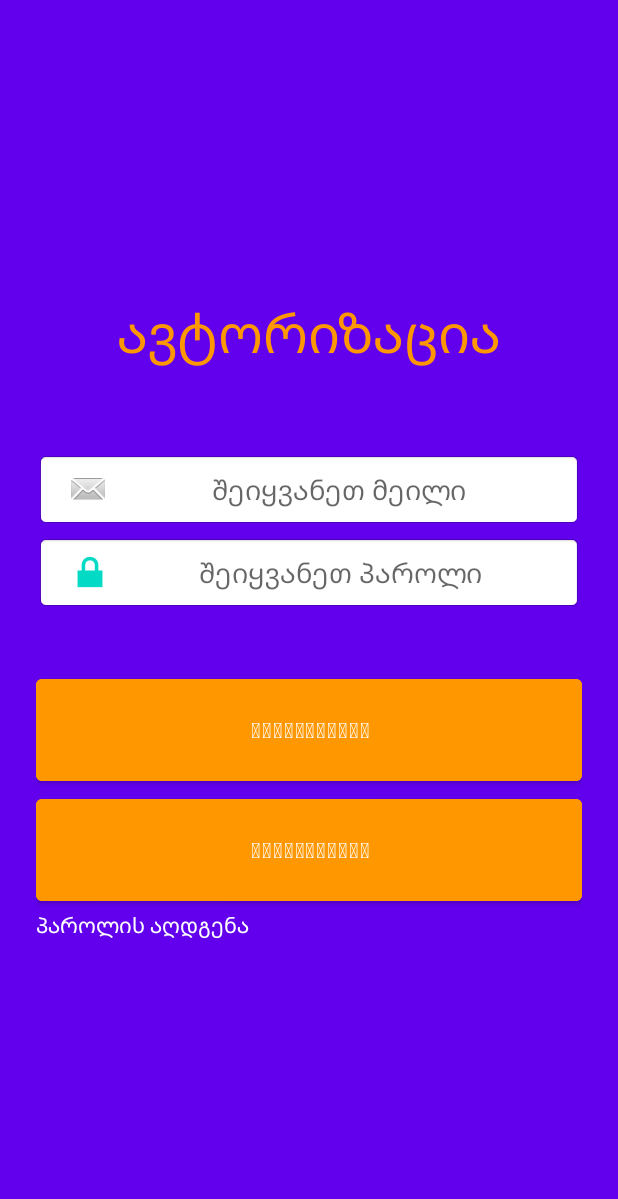
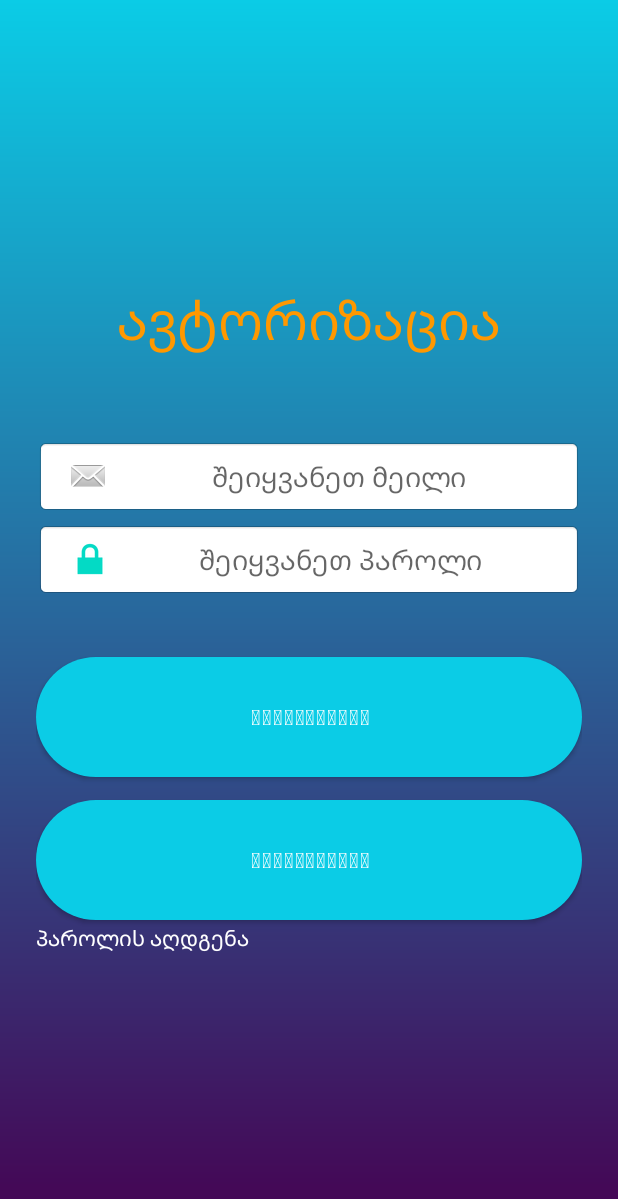
Before and after one commit to Tornike222/Finals, an Android app: the screen it shows after launch (LoginActivity), on a phone screen of 412 x 824 dp. Shown: the top 1199 px of the screen. Run offline under Robolectric (Android 15) with nearby library versions, the phone set to English and light mode, and no system bars; our stand-ins replace Firebase (no records; nobody signed in at launch, a user with empty details on screens opened directly), navigation-ui.

```diff
--- a/app/src/main/java/com/example/afinal/NavFragments/NewpostFragment.kt
+++ b/app/src/main/java/com/example/afinal/NavFragments/NewpostFragment.kt
@@ -59,11 +59,13 @@ class NewpostFragment : Fragment() {
                 if (it.exists()) {
                     val imageUrl = it.child("photoUrl").value
                     val postText = editTextNewPost.text.toString()
-                    if (postText.isNotEmpty()) {
+                    if (postText.isNotEmpty() && postText.length < 86) {
                         data.child(id.toString()).child("title").setValue(postText)
                         data.child(id.toString()).child("imageUrl").setValue(imageUrl.toString())
                         id += 1
                         Toast.makeText(activity, "პოსტი განთავსდა", Toast.LENGTH_LONG).show()
+                    }else{
+                        Toast.makeText(activity, "მაქსიმალური სიმბოლოების რაოდენობაა 85", Toast.LENGTH_LONG).show()
                     }
                 }
             }
--- /dev/null
+++ b/app/src/main/res/drawable/gradientbackground2.xml
@@ -0,0 +1,8 @@
+<?xml version="1.0" encoding="utf-8"?>
+<shape xmlns:android="http://schemas.android.com/apk/res/android">
+    <gradient android:angle="90"
+        android:startColor="#460151"
+        android:endColor="@color/endblue"
+        />
+
+</shape>
--- a/app/src/main/res/layout/fragment_login.xml
+++ b/app/src/main/res/layout/fragment_login.xml
@@ -4,7 +4,7 @@
     xmlns:tools="http://schemas.android.com/tools"
     android:layout_width="match_parent"
     android:layout_height="match_parent"
-    android:background="@color/purple_500">
+    android:background="@drawable/gradientbackground2">
 
     <LinearLayout
         android:id="@+id/linearLayout"
@@ -61,6 +61,7 @@
             android:layout_width="match_parent"
             android:layout_height="80dp"
             android:layout_marginTop="40dp"
+            android:background="@drawable/buttonstyle"
             android:backgroundTint="#FF9800"
 
             android:text="ავტორიზაცია" />
@@ -69,6 +70,8 @@
             android:id="@+id/registerButton"
             android:layout_width="match_parent"
             android:layout_height="80dp"
+            android:layout_marginTop="15dp"
+            android:background="@drawable/buttonstyle"
             android:backgroundTint="#FF9800"
             android:text="რეგისტრაცია" />
 
@@ -76,8 +79,9 @@
             android:id="@+id/recoverPass"
             android:layout_width="wrap_content"
             android:layout_height="wrap_content"
+            android:layout_marginTop="2dp"
             android:text="პაროლის აღდგენა"
-            android:textColor="@color/white"/>
+            android:textColor="#FFFFFF" />
 
 
     </LinearLayout>
--- a/app/src/main/res/layout/news_post.xml
+++ b/app/src/main/res/layout/news_post.xml
@@ -32,7 +32,7 @@
                 android:layout_height="match_parent"
                 android:lineSpacingExtra="8sp"
                 android:text="Best news in the world\nfor you"
-                android:textColor="@color/black"
+                android:textColor="#505050"
                 android:textSize="16sp"
                 android:textStyle="bold" />
 
```
